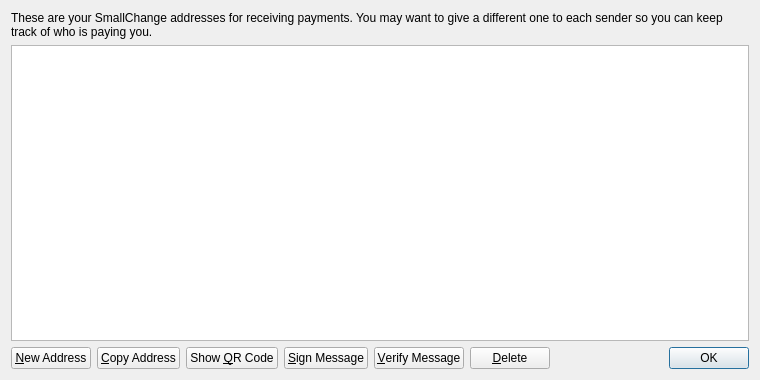
Qt form src/qt/forms/addressbookpage.ui (slicecoin/slicecoinbeta) before a commit.
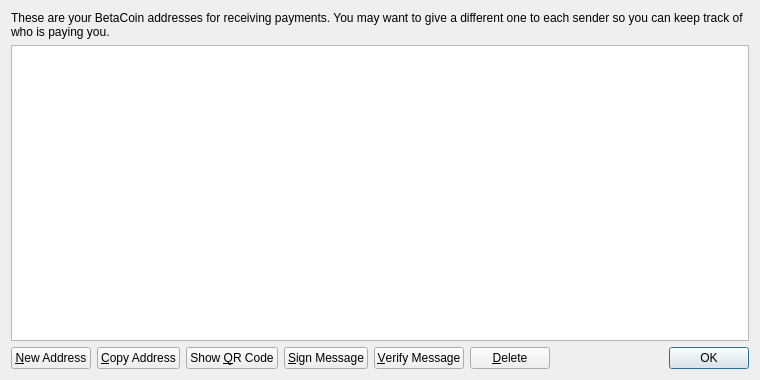
The same form after that commit. Icons and pictures are not drawn.

```diff
--- a/src/qt/forms/addressbookpage.ui
+++ b/src/qt/forms/addressbookpage.ui
@@ -17,7 +17,7 @@
    <item>
     <widget class="QLabel" name="labelExplanation">
      <property name="text">
-      <string>These are your SmallChange addresses for receiving payments. You may want to give a different one to each sender so you can keep track of who is paying you.</string>
+      <string>These are your BetaCoin addresses for receiving payments. You may want to give a different one to each sender so you can keep track of who is paying you.</string>
      </property>
      <property name="textFormat">
       <enum>Qt::PlainText</enum>
```
